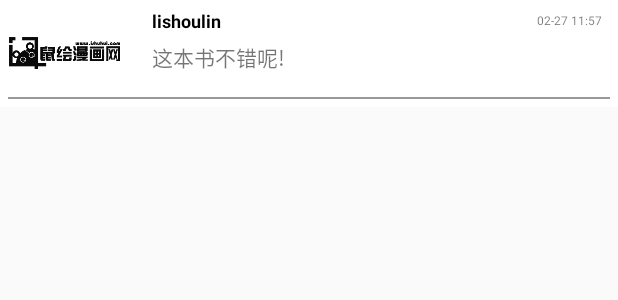
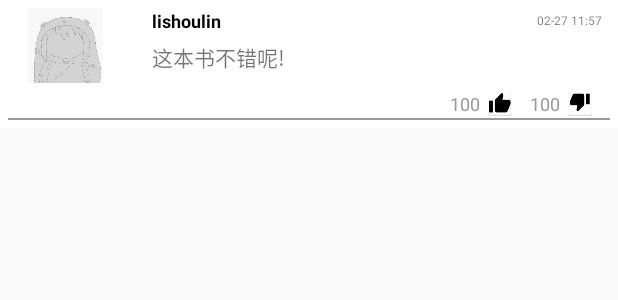
Before and after one commit to barryzzz/SmallCortoon, an Android app: the layout item_one.xml on its own in the app's theme, with its tools: preview values and no code run, on a phone screen of 412 x 824 dp. Shown: the top 300 px of the screen. Run offline under Robolectric (Android 15) with nearby library versions, the light colour scheme and no system bars.

Commit message:
update circle

```diff
--- a/app.com/src/main/AndroidManifest.xml
+++ b/app.com/src/main/AndroidManifest.xml
@@ -6,7 +6,7 @@
 
     <application
         android:allowBackup="true"
-        android:icon="@mipmap/ic_launcher"
+        android:icon="@mipmap/zhan"
         android:label="@string/app_name"
         android:supportsRtl="true"
         android:theme="@style/AppTheme">
--- a/app.com/src/main/res/layout/item_one.xml
+++ b/app.com/src/main/res/layout/item_one.xml
@@ -17,13 +17,14 @@
             android:layout_height="wrap_content"
             android:layout_weight="2"
             android:background="@null"
-            android:orientation="vertical">
+            android:orientation="vertical"
+          >
 
             <ImageView
                 android:id="@+id/item_com_img"
-                android:layout_width="wrap_content"
-                android:layout_height="wrap_content"
-                android:src="@drawable/logo"/>
+                android:layout_width="match_parent"
+                android:layout_height="50dp"
+                android:src="@drawable/user_head_icon"/>
 
         </LinearLayout>
 
@@ -72,6 +73,42 @@
 
     </LinearLayout>
 
+    <LinearLayout
+        android:layout_width="match_parent"
+        android:layout_height="@dimen/dp_20"
+        android:layout_marginTop="@dimen/dp_3"
+        android:gravity="right"
+        android:layout_gravity="center_horizontal"
+        android:orientation="horizontal">
+        <TextView
+            android:textSize="12sp"
+            android:text="@string/_100"
+            android:layout_marginRight="@dimen/dp_3"
+            android:textColor="@color/game_title_txt_color"
+            android:layout_width="wrap_content"
+            android:layout_height="wrap_content"/>
+        <Button
+            android:layout_width="@dimen/dp_20"
+            android:layout_height="@dimen/dp_20"
+            android:layout_marginRight="@dimen/dp_10"
+            android:background="@drawable/thumb_up"/>
+
+        <TextView
+            android:textSize="12sp"
+            android:text="@string/_100"
+            android:layout_marginRight="@dimen/dp_3"
+            android:textColor="@color/game_title_txt_color"
+            android:layout_width="wrap_content"
+            android:layout_height="wrap_content"/>
+
+        <Button
+            android:layout_width="20dp"
+            android:layout_height="20dp"
+            android:layout_marginRight="@dimen/dp_10"
+            android:background="@drawable/thumb_down"/>
+
+    </LinearLayout>
+
     <View
         android:layout_width="match_parent"
         android:layout_height="1dp"
--- a/app.com/src/main/res/values/strings.xml
+++ b/app.com/src/main/res/values/strings.xml
@@ -3,4 +3,5 @@
     <string name="username">lishoulin</string>
     <string name="_02_27_11_57">02-27 11:57</string>
     <string name="content">这本书不错呢!</string>
+    <string name="_100">100</string>
 </resources>
```
Also changed, not shown: app.com/src/main/java/xi/lsl/code/app/com/comment/ComActivity.java (added, +38 -0 lines), app.com/src/main/res/layout/activity_com.xml (+0 -13 lines), app.com/src/main/res/drawable-hdpi-v4/thumb_down.png (added), app.com/src/main/res/drawable-hdpi-v4/thumb_up.png (added), app.com/src/main/res/drawable-hdpi-v4/user_head_icon.png (added), app.com/src/main/res/mipmap-hdpi/ic_launcher.png (deleted), app.com/src/main/res/mipmap-mdpi/ic_launcher.png (deleted), app.com/src/main/res/mipmap-xhdpi/ic_launcher.png (deleted), app.com/src/main/res/mipmap-xxhdpi/ic_launcher.png (deleted), app.com/src/main/res/mipmap-xxxhdpi/ic_launcher.png (deleted).
